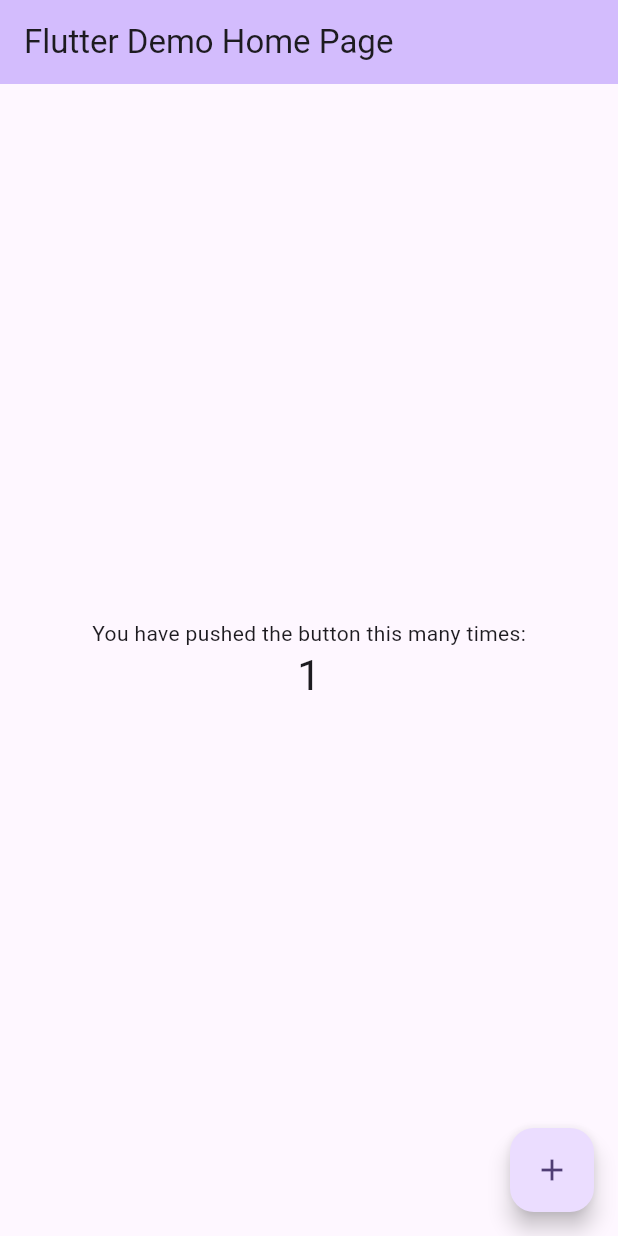
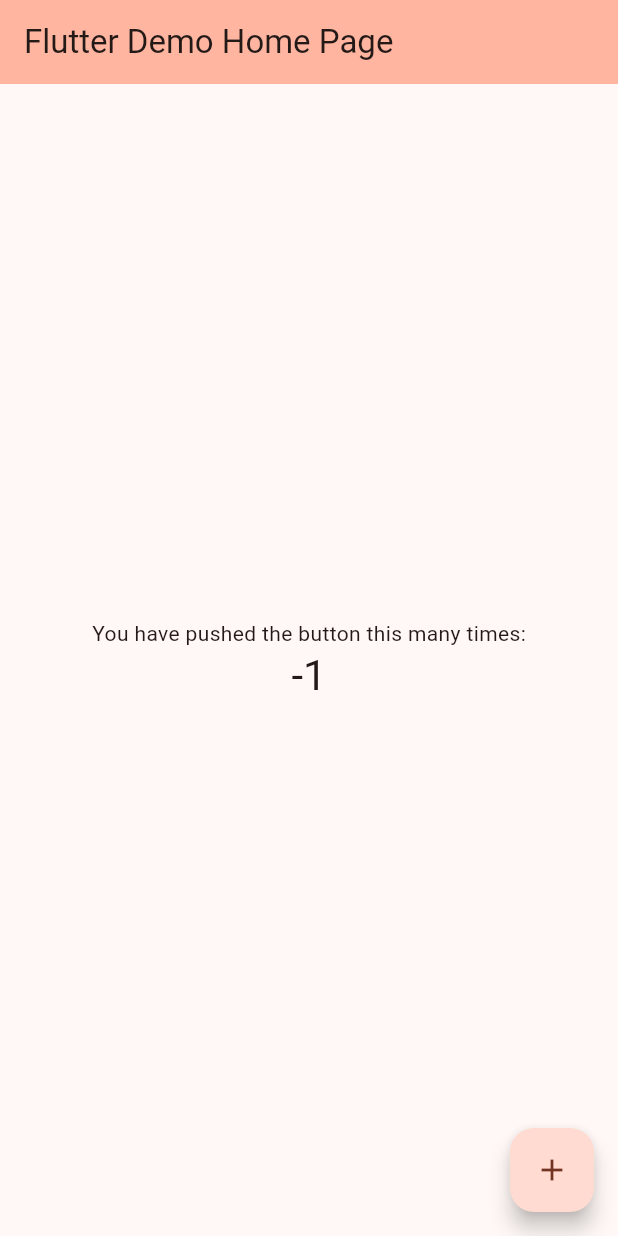
Before and after one commit to sukelully/trying_flutter, a Flutter app: the screen it shows after launch, after a tap on the "add" icon, on a phone screen of 412 x 824 dp. Run offline on Flutter 3.47's test engine with Material 3 defaults, Android fonts, the phone set to English and light mode, and no system bars.

Commit message:
expolore hot reload - not working

```diff
--- a/lib/main.dart
+++ b/lib/main.dart
@@ -28,7 +28,7 @@ class MyApp extends StatelessWidget {
         //
         // This works for code too, not just values: Most code changes can be
         // tested with just a hot reload.
-        colorScheme: ColorScheme.fromSeed(seedColor: Colors.deepPurple),
+        colorScheme: ColorScheme.fromSeed(seedColor: Colors.deepOrange),
       ),
       home: const MyHomePage(title: 'Flutter Demo Home Page'),
     );
@@ -63,7 +63,7 @@ class _MyHomePageState extends State<MyHomePage> {
       // so that the display can reflect the updated values. If we changed
       // _counter without calling setState(), then the build method would not be
       // called again, and so nothing would appear to happen.
-      _counter++;
+      _counter--;
     });
   }
 
```
